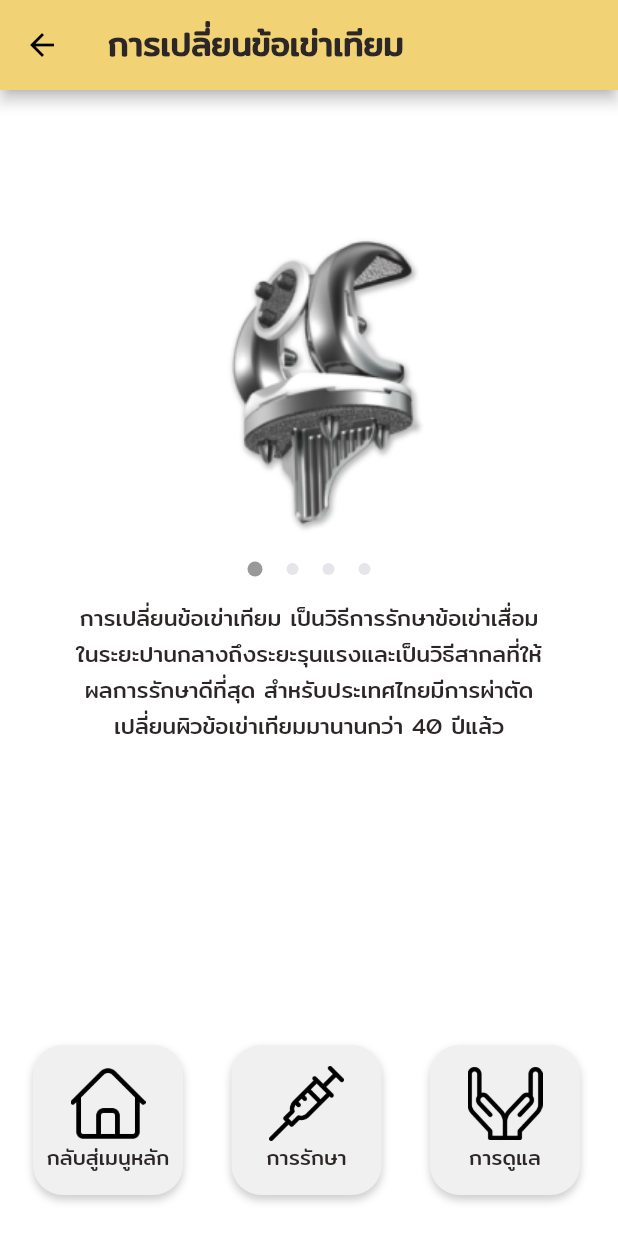
After one commit to sanmcdaniel/orthotu, a Flutter app: the screen it shows after launch, after a tap on "การดูแล", on a phone screen of 412 x 824 dp. The commit adds this screen. Run offline on Flutter 3.47's test engine with Material 2 defaults, Android fonts, the phone set to English and light mode, and no system bars.

Commit message:
THOR-02|Aob|add carousel sagary page

```diff
--- /dev/null
+++ b/mobile/lib/views/atoms/carousel_bar_point_selected.dart
@@ -0,0 +1,26 @@
+import 'package:flutter/material.dart';
+
+class BarPointSelected extends StatelessWidget {
+  final int currentIndex;
+  final List<Widget> listViews;
+  BarPointSelected({
+    @required this.currentIndex,
+    @required this.listViews,
+  });
+  @override
+  Widget build(BuildContext context) {
+    return Positioned(
+      top: 285,
+      child: Container(
+        height: MediaQuery.of(context).size.height / 12,
+        width: MediaQuery.of(context).size.width,
+        child: Row(
+          mainAxisAlignment: MainAxisAlignment.center,
+          crossAxisAlignment: CrossAxisAlignment.center,
+          mainAxisSize: MainAxisSize.max,
+          children: listViews.map<Widget>((index) => index).toList(),
+        ),
+      ),
+    );
+  }
+}
--- /dev/null
+++ b/mobile/lib/views/atoms/carousel_controller.dart
@@ -0,0 +1,47 @@
+import 'package:flutter/material.dart';
+import 'package:mobile/views/atoms/carousel_bar_point_selected.dart';
+import 'package:mobile/views/atoms/carousel_fragment.dart';
+import 'package:mobile/views/atoms/carousel_point_selected.dart';
+
+
+class CarouselController extends StatefulWidget {
+  final List<Fragment> listViews;
+  CarouselController({
+    @required this.listViews,
+  });
+  @override
+  State<StatefulWidget> createState() {
+    return _CarouselController();
+  }
+}
+
+class _CarouselController extends State<CarouselController> {
+  int _currentIndex = 0;
+  @override
+  Widget build(BuildContext context) {
+    return Container(
+      child: Stack(
+        children: <Widget>[
+          Container(
+            padding: EdgeInsets.only(
+              bottom: (MediaQuery.of(context).size.height / 12),
+            ),
+            child: PageView(
+              onPageChanged: (index) => setState(() => _currentIndex = index),
+              physics: BouncingScrollPhysics(),
+              children: widget.listViews,
+            ),
+          ),
+          BarPointSelected(
+              currentIndex: _currentIndex,
+              listViews: widget.listViews
+                  .map<Widget>((pointer) => PointSelected(
+                        currentIndex: _currentIndex,
+                        position: widget.listViews.indexOf(pointer),
+                      ))
+                  .toList())
+        ],
+      ),
+    );
+  }
+}
--- /dev/null
+++ b/mobile/lib/views/atoms/carousel_fragment.dart
@@ -0,0 +1,21 @@
+import 'package:flutter/material.dart';
+
+class Fragment extends StatelessWidget {
+  final Color color;
+  final Widget child;
+  Fragment({
+    this.color,
+    @required this.child,
+  });
+  @override
+  Widget build(BuildContext context) {
+    return Container(
+      height: (MediaQuery.of(context).size.height),
+      width: MediaQuery.of(context).size.width,
+      color: color,
+      child: Center(
+        child: child,
+      ),
+    );
+  }
+}
--- /dev/null
+++ b/mobile/lib/views/atoms/carousel_main.dart
@@ -0,0 +1,19 @@
+import 'package:flutter/material.dart';
+import 'package:mobile/views/atoms/carousel_controller.dart';
+import 'package:mobile/views/atoms/carousel_fragment.dart';
+
+class Carousel extends StatelessWidget {
+  final List<Fragment> listViews;
+  Carousel({
+    @required this.listViews,
+  });
+  @override
+  Widget build(BuildContext context) {
+    return SafeArea(
+      bottom: false,
+      child: CarouselController(
+        listViews: listViews,
+      ),
+    );
+  }
+}
--- /dev/null
+++ b/mobile/lib/views/atoms/carousel_point_selected.dart
@@ -0,0 +1,28 @@
+import 'package:flutter/material.dart';
+import 'package:flutter/cupertino.dart';
+
+class PointSelected extends StatelessWidget {
+  final double _radius = 4.0, _margin = 8.0;
+  final currentIndex;
+  final int position;
+
+  PointSelected({
+    @required this.currentIndex,
+    this.position = 0,
+  });
+  @override
+  Widget build(BuildContext context) {
+    return Container(
+      child: CircleAvatar(
+        radius: currentIndex == position ? _radius + 1.0 : _radius,
+        backgroundColor: currentIndex == position
+            ? CupertinoColors.inactiveGray
+            : CupertinoColors.lightBackgroundGray,
+      ),
+      margin: EdgeInsets.only(
+        left: _margin,
+        right: _margin,
+      ),
+    );
+  }
+}
--- a/mobile/lib/views/main_routes.dart
+++ b/mobile/lib/views/main_routes.dart
@@ -3,6 +3,7 @@ import 'package:mobile/views/enhances/base_route_builder.dart';
 import 'package:mobile/views/enhances/standart_route.dart';
 import 'package:mobile/views/pages/cause_page.dart';
 import 'package:mobile/views/pages/home_page.dart';
+import 'package:mobile/views/pages/surgery_page.dart';
 import 'package:mobile/views/pages/treatment_content_page.dart';
 import 'package:mobile/views/pages/treatment_main_page.dart';
 import 'package:mobile/views/pages/waiting_page.dart';
@@ -24,6 +25,7 @@ Map<String, BaseRouteBuilder> routeBuilders = {
   RouteName.treatmentPage.name: StandardRouteBuilder(page: TreatmentPage()),
   RouteName.treatmentContentPage.name:
       StandardRouteBuilder(page: TreatmentContentPage()),
+  RouteName.surgeryPage.name: StandardRouteBuilder(page: SurgeryPage()),
 };
 
 enum RouteName {
@@ -32,6 +34,7 @@ enum RouteName {
   causePage,
   treatmentPage,
   treatmentContentPage,
+  surgeryPage
 }
 
 extension RouteNameExtensions on RouteName {
@@ -47,6 +50,8 @@ extension RouteNameExtensions on RouteName {
         return "treatMent type";
       case RouteName.treatmentContentPage:
         return "treatMent content type";
+      case RouteName.surgeryPage:
+        return "surgery type";
     }
     return null;
   }
--- /dev/null
+++ b/mobile/lib/views/molecules/common_carusel.dart
@@ -0,0 +1,35 @@
+import 'package:flutter/material.dart';
+
+class CommonCarousel extends StatelessWidget {
+  final String text;
+  final String imageName;
+  final Function onTap;
+
+  const CommonCarousel({Key key, this.text, this.imageName, this.onTap})
+      : super(key: key);
+  @override
+  Widget build(BuildContext context) {
+    return ListView(
+      children: <Widget>[
+        new Container(
+          height: 210.0,
+          margin: const EdgeInsets.fromLTRB(20.0, 90.0, 20.0, 0.0),
+          child: Image.asset(
+            'assets/images/$imageName.png',
+          ),
+        ),
+        new Container(
+          height: 100.0,
+          margin: const EdgeInsets.fromLTRB(50.0, 50.0, 50.0, 0.0),
+          child: Text(
+            "$text",
+            textAlign: TextAlign.center,
+            overflow: TextOverflow.ellipsis,
+            maxLines: 5,
+            style: TextStyle(fontSize: 15),
+          ),
+        ),
+      ],
+    );
+  }
+}
--- a/mobile/lib/views/pages/home_page.dart
+++ b/mobile/lib/views/pages/home_page.dart
@@ -102,6 +102,7 @@ class HomePage extends StatelessWidget {
             imageName: "logo_syringe",
           ),
           CommonLogo(
+           onTap: () => Navigator.pushNamed(context, RouteName.surgeryPage.name),
             text: "การดูแล",
             imageName: "logo_heart",
           ),
--- /dev/null
+++ b/mobile/lib/views/pages/surgery_page.dart
@@ -0,0 +1,109 @@
+import 'package:flutter/material.dart';
+import 'package:mobile/constants/styles/theme_data.dart';
+import 'package:mobile/views/atoms/carousel_fragment.dart';
+import 'package:mobile/views/atoms/carousel_main.dart';
+import 'package:mobile/views/layouts/scaffold_layout.dart';
+import 'package:mobile/views/molecules/common_logo.dart';
+
+class SurgeryPage extends StatelessWidget {
+  @override
+  Widget build(BuildContext context) {
+    initializeData();
+
+    return ScaffoldLayout(
+      appBar: AppBar(
+        title: Row(
+          crossAxisAlignment: CrossAxisAlignment.start,
+          children: [
+            Text(
+              'การเปลี่ยนข้อเข่าเทียม',
+              style: defaultTextThemeData.headline2,
+            ),
+          ],
+        ),
+        toolbarHeight: 60.0,
+      ),
+      body: Carousel(
+        listViews: [
+          Fragment(
+            child: getCarosel(0),
+          ),
+          Fragment(
+            child: getCarosel(1),
+          ),
+          Fragment(
+            child: getCarosel(2),
+          ),
+          Fragment(
+            child: getCarosel(3),
+          )
+        ],
+      ),
+      bottom: GridView.count(
+        padding: EdgeInsets.fromLTRB(22.00, 10.00, 22.00, 24.0),
+        crossAxisSpacing: 29,
+        shrinkWrap: true,
+        primary: false,
+        crossAxisCount: 3,
+        children: [
+          CommonLogo(
+            onTap: () => Navigator.pop(context),
+            text: "กลับสู่เมนูหลัก",
+            imageName: "logo_home",
+          ),
+          CommonLogo(
+            text: "การรักษา",
+            imageName: "logo_syringe",
+          ),
+          CommonLogo(
+            text: "การดูแล",
+            imageName: "logo_heart",
+          ),
+        ],
+      ),
+    );
+  }
+
+  Widget getCarosel(index) {
+    return new ListView(
+      children: <Widget>[
+        new Container(
+          height: 210.0,
+          margin: const EdgeInsets.fromLTRB(40.0, 90.0, 20.0, 20.0),
+          child: Image.asset(
+            imagenames.elementAt(index),
+          ),
+        ),
+        new Container(
+          height: 100.0,
+          margin: const EdgeInsets.fromLTRB(50.0, 20.0, 50.0, 0.0),
+          child: Text(
+            description.elementAt(0),
+            textAlign: TextAlign.center,
+            overflow: TextOverflow.ellipsis,
+            maxLines: 5,
+            style: TextStyle(fontSize: 15),
+          ),
+        ),
+      ],
+    );
+  }
+
+  List<String> description = List();
+  List<String> imagenames = List();
+
+  void initializeData() {
+    description.add(
+        "การเปลี่ยนข้อเข่าเทียม เป็นวิธีการรักษาข้อเข่าเสื่อมในระยะปานกลางถึงระยะรุนแรงและเป็นวิธีสากลที่ให้ผลการรักษาดีที่สุด สำหรับประเทศไทยมีการผ่าตัดเปลี่ยนผิวข้อเข่าเทียมมานานกว่า 40 ปีแล้ว");
+    imagenames.add("assets/images/logo_carousel_1.png");
+    description.add(
+        "การเปลี่ยนข้อเข่าเทียม เป็นวิธีการรักษาข้อเข่าเสื่อมในระยะปานกลางถึงระยะรุนแรงและเป็นวิธีสากลที่ให้ผลการรักษาดีที่สุด สำหรับประเทศไทยมีการผ่าตัดเปลี่ยนผิวข้อเข่าเทียมมานานกว่า 40 ปีแล้ว");
+    imagenames.add("assets/images/logo_carousel_2.png");
+    description.add(
+        "การเปลี่ยนข้อเข่าเทียม เป็นวิธีการรักษาข้อเข่าเสื่อมในระยะปานกลางถึงระยะรุนแรงและเป็นวิธีสากลที่ให้ผลการรักษาดีที่สุด สำหรับประเทศไทยมีการผ่าตัดเปลี่ยนผิวข้อเข่าเทียมมานานกว่า 40 ปีแล้ว");
+    imagenames.add("assets/images/logo_carousel_3.png");
+    description.add(
+        "การเปลี่ยนข้อเข่าเทียม เป็นวิธีการรักษาข้อเข่าเสื่อมในระยะปานกลางถึงระยะรุนแรงและเป็นวิธีสากลที่ให้ผลการรักษาดีที่สุด สำหรับประเทศไทยมีการผ่าตัดเปลี่ยนผิวข้อเข่าเทียมมานานกว่า 40 ปีแล้ว");
+    imagenames.add("assets/images/logo_carousel_4.png");
+  }
+}
```
Also changed, not shown: mobile/assets/images/logo_carousel_1.png (added), mobile/assets/images/logo_carousel_2.png (added), mobile/assets/images/logo_carousel_3.png (added), mobile/assets/images/logo_carousel_4.png (added).
